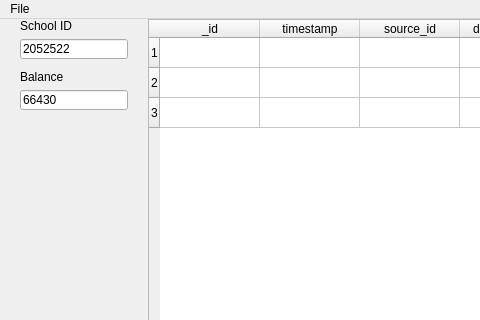
This is src/windows/ui/ProjectMainWindow.ui in 1icolo/AUPay as Qt 5 draws it before an edit; both pictures show x 0 to 480 and y 0 to 320 of the 1088 by 810 pixel window. The edited form follows.
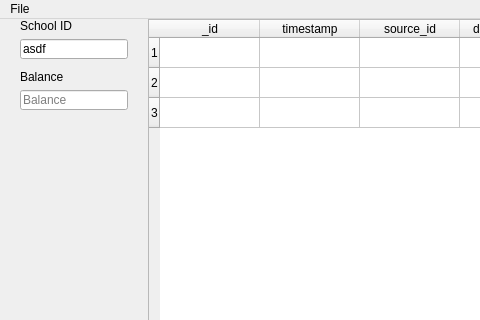
This is the edited form. The open tabs and pages were chosen to show the change. Icons and pictures are not drawn.

Commit message: fixed user data passing

The edit to the form file:
```diff
--- a/src/windows/ui/ProjectMainWindow.ui
+++ b/src/windows/ui/ProjectMainWindow.ui
@@ -361,7 +361,7 @@
              <enum>Qt::DefaultContextMenu</enum>
             </property>
             <property name="text">
-             <string>2052522</string>
+             <string>asdf</string>
             </property>
             <property name="maxLength">
              <number>30</number>
@@ -427,7 +427,7 @@
              <string/>
             </property>
             <property name="text">
-             <string>66430</string>
+             <string/>
             </property>
             <property name="maxLength">
              <number>30</number>
@@ -436,7 +436,7 @@
              <bool>true</bool>
             </property>
             <property name="placeholderText">
-             <string>Destination</string>
+             <string>Balance</string>
             </property>
            </widget>
           </item>
```
The commit also changes 2 other files.
